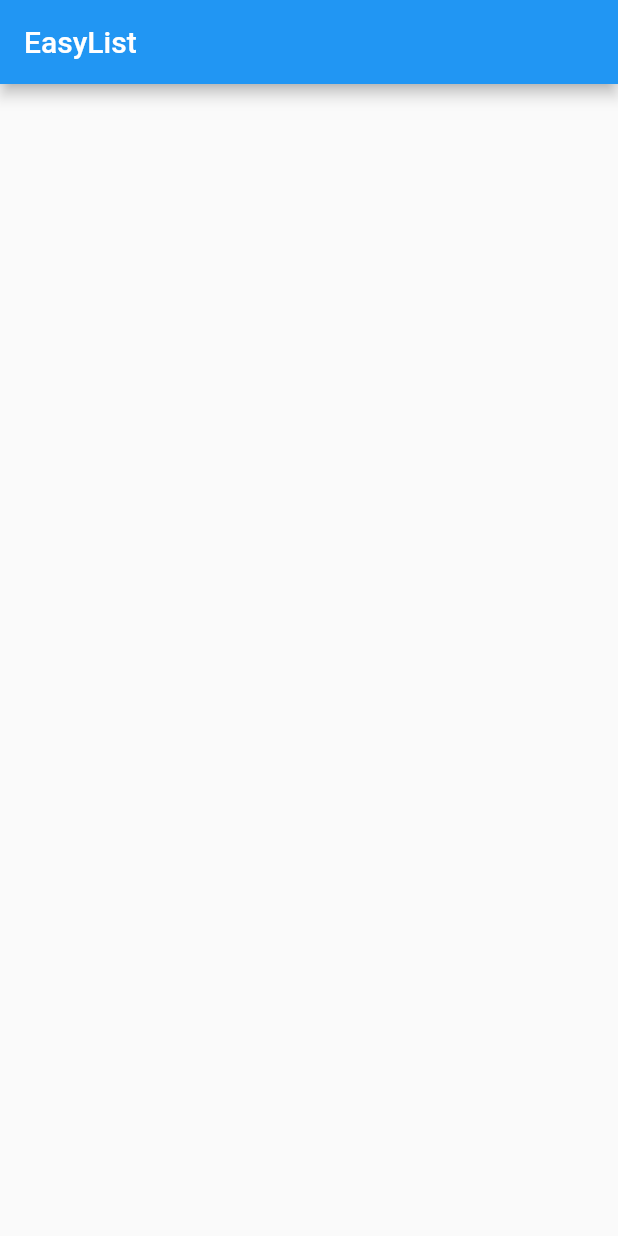
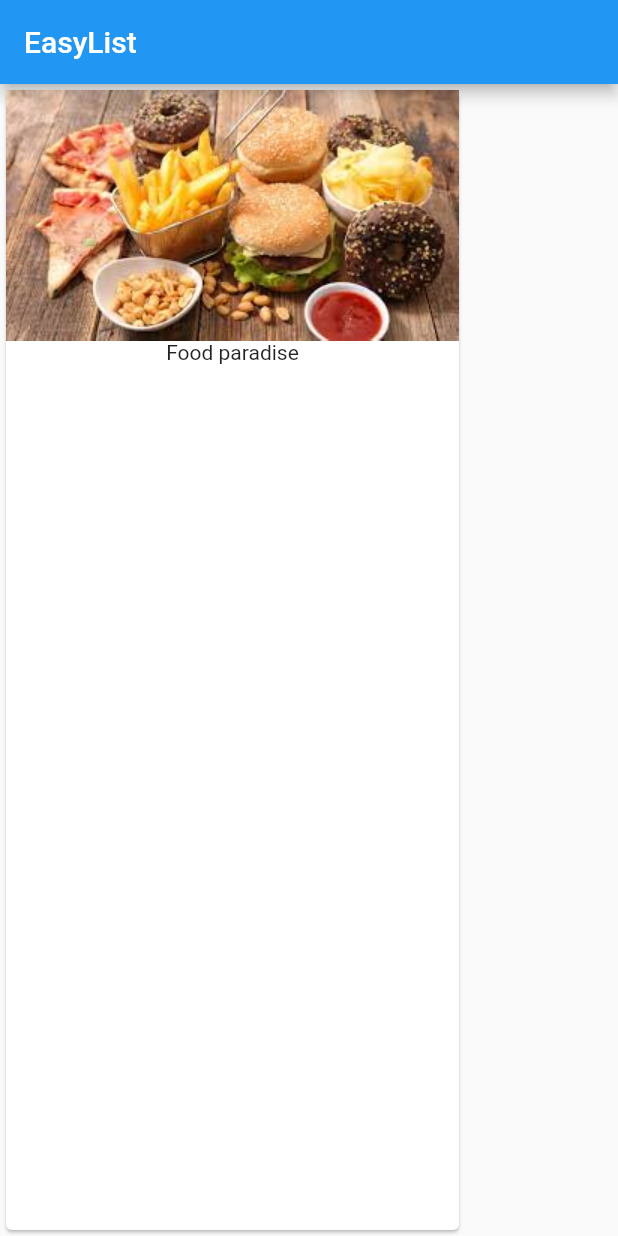
Before and after one commit to Darylabrador/flutter_tuto, a Flutter app: the screen it shows after launch, on a phone screen of 412 x 824 dp. Run offline on Flutter 3.47's test engine with Material 2 defaults, Android fonts, the phone set to English and light mode, and no system bars.

Commit message:
adding image and text to card

```diff
--- a/lib/main.dart
+++ b/lib/main.dart
@@ -3,7 +3,6 @@
 void main() => runApp(MyApp());
 
 class MyApp extends StatelessWidget {
-
   @override
   Widget build(BuildContext context) {
     return MaterialApp(
@@ -11,6 +10,14 @@
         appBar: AppBar(
           title: Text('EasyList'),
         ),
+        body: Card(
+          child: Column(
+            children: <Widget>[
+              Image.asset('assets/food.jpg'),
+              Text('Food paradise')
+            ],
+          ),
+        ),
       ),
     );
   }
--- a/pubspec.yaml
+++ b/pubspec.yaml
@@ -45,8 +45,8 @@
   uses-material-design: true
 
   # To add assets to your application, add an assets section, like this:
-  # assets:
-  #   - images/a_dot_burr.jpeg
+  assets:
+    - assets/food.jpg
   #   - images/a_dot_ham.jpeg
 
   # An image asset can refer to one or more resolution-specific "variants", see
```
Also changed, not shown: assets/food.jpg (added).
